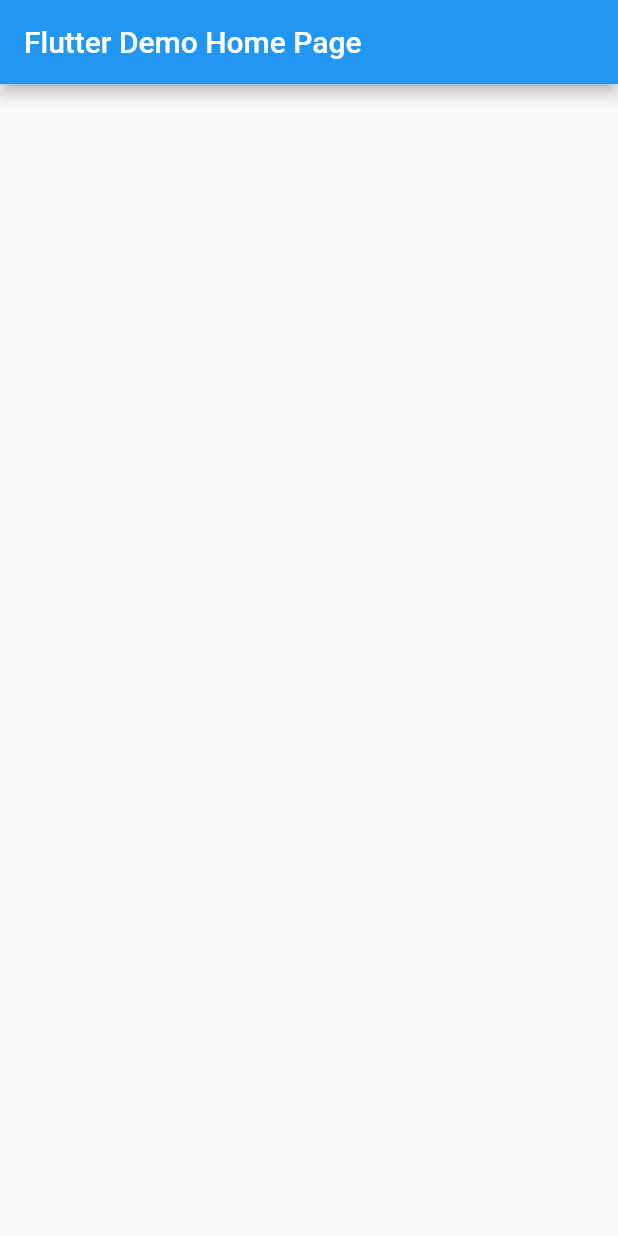
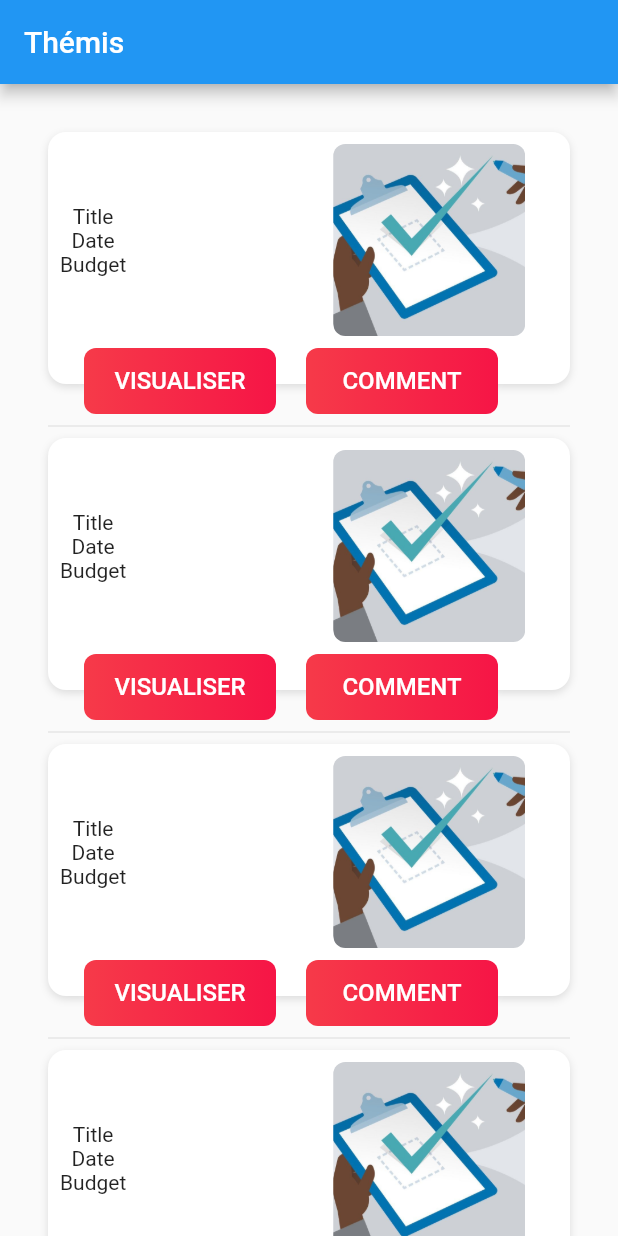
Before and after one commit to moho12n/bemyapp, a Flutter app: the screen it shows after launch, on a phone screen of 412 x 824 dp. Run offline on Flutter 3.47's test engine with Material 2 defaults, Android fonts, the phone set to English and light mode, and no system bars; Roboto replaces fonts that are missing (Oxygen).

Commit message:
projects screen

```diff
--- /dev/null
+++ b/lib/UI/project.dart
@@ -0,0 +1,89 @@
+import 'package:flutter/material.dart';
+import '../models/buttons.dart';
+
+
+Widget myListView(BuildContext context) {
+  return ListView.separated(
+    separatorBuilder: (BuildContext context, int index) => Divider(),
+    physics: BouncingScrollPhysics(),
+    scrollDirection: Axis.vertical,
+    shrinkWrap: true,
+    padding: EdgeInsets.all(32),
+    itemCount: 8,
+    itemBuilder: (context, index) {
+      return Container(
+          height: 188,
+          width: MediaQuery.of(context).size.width - 32,
+          child: Stack(
+            children: <Widget>[
+              Container(
+                height: 168,
+                decoration: BoxDecoration(
+                  borderRadius: BorderRadius.circular(12.0),
+                  color: Colors.white,
+                  boxShadow: [
+                    BoxShadow(
+                        color: Colors.black12,
+                        blurRadius: 4,
+                        offset: Offset(0, 2))
+                  ],
+                ),
+              ),
+              Column(
+                children: <Widget>[
+                  Row(
+                    children: <Widget>[
+                      Column(
+                        children: <Widget>[
+                          Padding(
+                            padding: EdgeInsets.all(8),
+                            child: Column(
+                              children: <Widget>[
+                                Text("Title"),
+                                Text("Date"),
+                                Text("Budget")
+                              ],
+                            ),
+                          ),
+                        ],
+                      ),
+                      Column(
+                        children: <Widget>[
+                          Padding(
+                            padding: const EdgeInsets.only(
+                                top: 8, right: 8, bottom: 8, left: 130),
+                            child: Container(
+                              height: 128,
+                              width: 128,
+                              decoration: BoxDecoration(
+                                borderRadius: BorderRadius.circular(8.0),
+                                image: DecorationImage(
+                                  image: AssetImage("assets/images/ext.jpg"),
+                                  fit: BoxFit.cover,
+                                ),
+                              ),
+                            ),
+                          )
+                        ],
+                      )
+                    ],
+                  ),
+                  Row(
+                    children: <Widget>[
+                      SizedBox(
+                        width: 24,
+                      ),
+                      buttonVisualer(),
+                      SizedBox(
+                        width: 20,
+                      ),
+                      buttonComment()
+                    ],
+                  )
+                ],
+              ),
+            ],
+          ));
+    },
+  );
+}
--- a/lib/main.dart
+++ b/lib/main.dart
@@ -1,18 +1,17 @@
 import 'package:flutter/material.dart';
-
+import 'models/buttons.dart';
+import 'UI/project.dart';
 void main() => runApp(MyApp());
 
 class MyApp extends StatelessWidget {
-
   @override
   Widget build(BuildContext context) {
     return MaterialApp(
       title: 'Flutter Demo',
       theme: ThemeData(
-
         primarySwatch: Colors.blue,
       ),
-      home: MyHomePage(title: 'Flutter Demo Home Page'),
+      home: MyHomePage(title: 'Thémis'),
     );
   }
 }
@@ -27,18 +26,12 @@ class MyHomePage extends StatefulWidget {
 }
 
 class _MyHomePageState extends State<MyHomePage> {
-  int _counter = 0;
-
-
   @override
   Widget build(BuildContext context) {
     return Scaffold(
-      appBar: AppBar(
-        title: Text(widget.title),
-      ),
-      body: Center
-      (
-      ),
-    );
+        appBar: AppBar(
+          title: Text(widget.title),
+        ),
+        body: myListView(context));
   }
 }
--- /dev/null
+++ b/lib/models/buttons.dart
@@ -0,0 +1,62 @@
+import 'package:flutter/material.dart';
+
+class buttonVisualer extends StatelessWidget {
+  @override
+  Widget build(BuildContext context) {
+    return Container(
+      width: 128,
+      height: 44,
+      decoration: BoxDecoration(
+        borderRadius: BorderRadius.circular(8),
+        gradient: LinearGradient(
+          colors: [
+            Color(0xFFf63a49),
+            Color(0xFFf61546),
+          ],
+        ),
+        boxShadow: [
+          BoxShadow(color: Colors.white12, blurRadius: 6, offset: Offset(0, 4))
+        ],
+      ),
+      child: FlatButton(
+          materialTapTargetSize: MaterialTapTargetSize.shrinkWrap,
+          onPressed: () {},
+          child: Text(
+            "VISUALISER",
+            style: new TextStyle(
+                color: Colors.white, fontFamily: 'Oxygen', fontSize: 16),
+          )),
+    );
+  }
+}
+//-------------------------------------------
+
+class buttonComment extends StatelessWidget {
+  @override
+  Widget build(BuildContext context) {
+    return Container(
+      width: 128,
+      height: 44,
+      decoration: BoxDecoration(
+        borderRadius: BorderRadius.circular(8),
+        gradient: LinearGradient(
+          colors: [
+            Color(0xFFf63a49),
+            Color(0xFFf61546),
+          ],
+        ),
+        boxShadow: [
+          BoxShadow(color: Colors.white12, blurRadius: 6, offset: Offset(0, 4))
+        ],
+      ),
+      child: FlatButton(
+          materialTapTargetSize: MaterialTapTargetSize.shrinkWrap,
+          onPressed: () {},
+          child: Text(
+            "COMMENT",
+            style: new TextStyle(
+                color: Colors.white, fontFamily: 'Oxygen', fontSize: 16),
+          )),
+    );
+  }
+}
--- a/pubspec.yaml
+++ b/pubspec.yaml
@@ -40,6 +40,8 @@ flutter:
   # the material Icons class.
   uses-material-design: true
 
+  assets:
+    - assets/images/
   # To add assets to your application, add an assets section, like this:
   # assets:
   #  - images/a_dot_burr.jpeg
```
Also changed, not shown: assets/images/ext.jpg (added), 1 other file.
